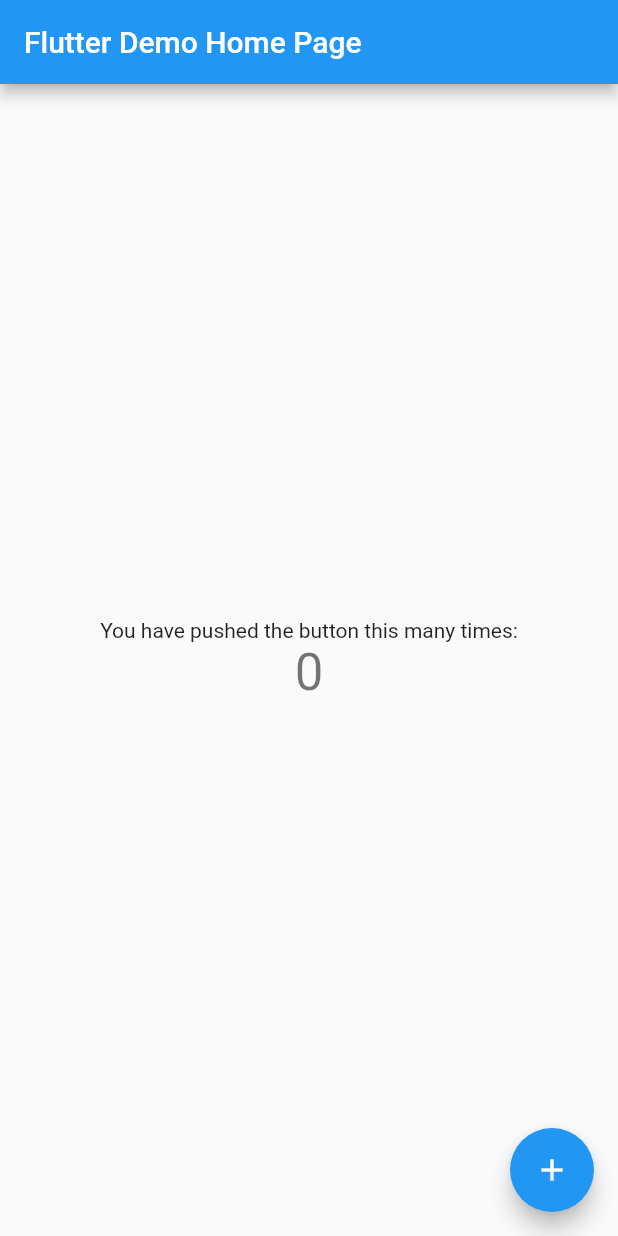
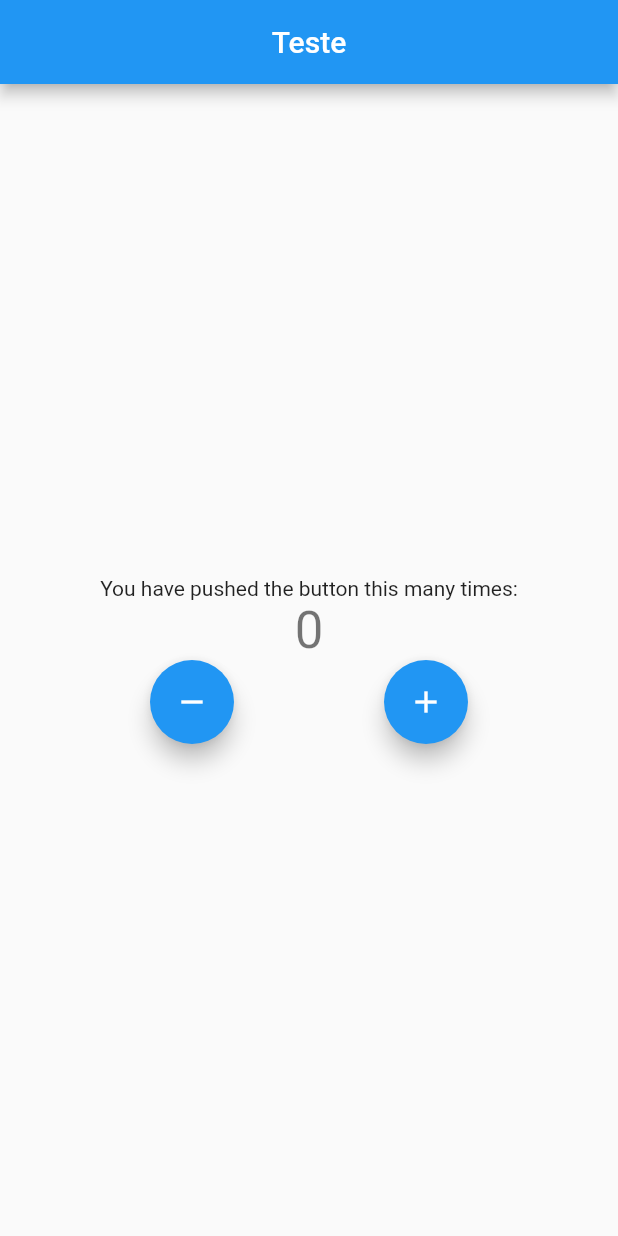
Before and after one commit to matheusresende7/tests, a Flutter app: the screen it shows after launch, on a phone screen of 412 x 824 dp. Run offline on Flutter 3.47's test engine with Material 2 defaults, Android fonts, the phone set to English and light mode, and no system bars.

Commit message:
test: add widget tests

```diff
--- a/lib/main.dart
+++ b/lib/main.dart
@@ -1,67 +1,10 @@
 import 'package:flutter/material.dart';
+import 'package:tests/views/home.dart';
 
 void main() {
-  runApp(MyApp());
+  runApp(MaterialApp(
+    home: Home(),
+    title: 'Test',
+    debugShowCheckedModeBanner: false,
+  ));
 }
-
-class MyApp extends StatelessWidget {
-  @override
-  Widget build(BuildContext context) {
-    return MaterialApp(
-      title: 'Flutter Demo',
-      theme: ThemeData(
-        primarySwatch: Colors.blue,
-      ),
-      home: MyHomePage(title: 'Flutter Demo Home Page'),
-    );
-  }
-}
-
-class MyHomePage extends StatefulWidget {
-  MyHomePage({Key key, this.title}) : super(key: key);
-
-  final String title;
-
-  @override
-  _MyHomePageState createState() => _MyHomePageState();
-}
-
-class _MyHomePageState extends State<MyHomePage> {
-  int _counter = 0;
-
-  void _incrementCounter() {
-    setState(() {
-      _counter++;
-    });
-  }
-
-  @override
-  Widget build(BuildContext context) {
-    return Scaffold(
-      appBar: AppBar(
-        title: Text(widget.title),
-      ),
-      body: Center(
-        child: Column(
-          mainAxisAlignment: MainAxisAlignment.center,
-          children: <Widget>[
-            Text(
-              'You have pushed the button this many times:',
-            ),
-            Text(
-              '$_counter',
-              key: Key('counter'),
-              style: Theme.of(context).textTheme.headline4,
-            ),
-          ],
-        ),
-      ),
-      floatingActionButton: FloatingActionButton(
-        onPressed: _incrementCounter,
-        tooltip: 'Increment',
-        key: Key('increment'),
-        child: Icon(Icons.add),
-      ),
-    );
-  }
-}
--- /dev/null
+++ b/lib/views/home.dart
@@ -0,0 +1,70 @@
+import 'package:flutter/material.dart';
+
+class Home extends StatefulWidget {
+  @override
+  _HomeState createState() => _HomeState();
+}
+
+class _HomeState extends State<Home> {
+
+  int _counter = 0;
+
+  void _decrementCounter() {
+    setState(() {
+      _counter--;
+    });
+  }
+
+  void _incrementCounter() {
+    setState(() {
+      _counter++;
+    });
+  }
+
+  @override
+  Widget build(BuildContext context) {
+
+    return Scaffold(
+      appBar: AppBar(
+        title: Text('Teste',),
+        centerTitle: true,
+      ),
+      body: Center(
+        child: Column(
+          mainAxisAlignment: MainAxisAlignment.center,
+          children: <Widget>[
+
+            Text('You have pushed the button this many times:',),
+
+            Text(
+              '$_counter',
+              key: Key('counter'),
+              style: Theme.of(context).textTheme.headline4,
+            ),
+
+            Row(
+              mainAxisAlignment: MainAxisAlignment.spaceEvenly,
+              children: [
+
+                FloatingActionButton(
+                  onPressed: _decrementCounter,
+                  key: Key('decrement'),
+                  child: Icon(Icons.remove),
+                ),
+
+                FloatingActionButton(
+                  onPressed: _incrementCounter,
+                  key: Key('increment'),
+                  child: Icon(Icons.add),
+                ),
+
+              ],
+            ),
+
+          ],
+        ),
+      ),
+    );
+
+  }
+}
--- a/test_driver/integration/instrumented_app_test.dart
+++ b/test_driver/integration/instrumented_app_test.dart
@@ -7,6 +7,7 @@ void main() {
 
     final counterText = find.byValueKey('counter');
     final addButton = find.byValueKey('increment');
+    final removeButton = find.byValueKey('decrement');
 
     FlutterDriver driver;
 
@@ -32,6 +33,10 @@ void main() {
       await driver.tap(addButton);
       await driver.tap(addButton);
       await driver.tap(addButton);
+      await driver.tap(removeButton);
+      await driver.tap(removeButton);
+      await driver.tap(addButton);
+      await driver.tap(addButton);
       await driver.tap(addButton);
       await driver.tap(addButton);
 
```
Also changed, not shown: 2 other files.
